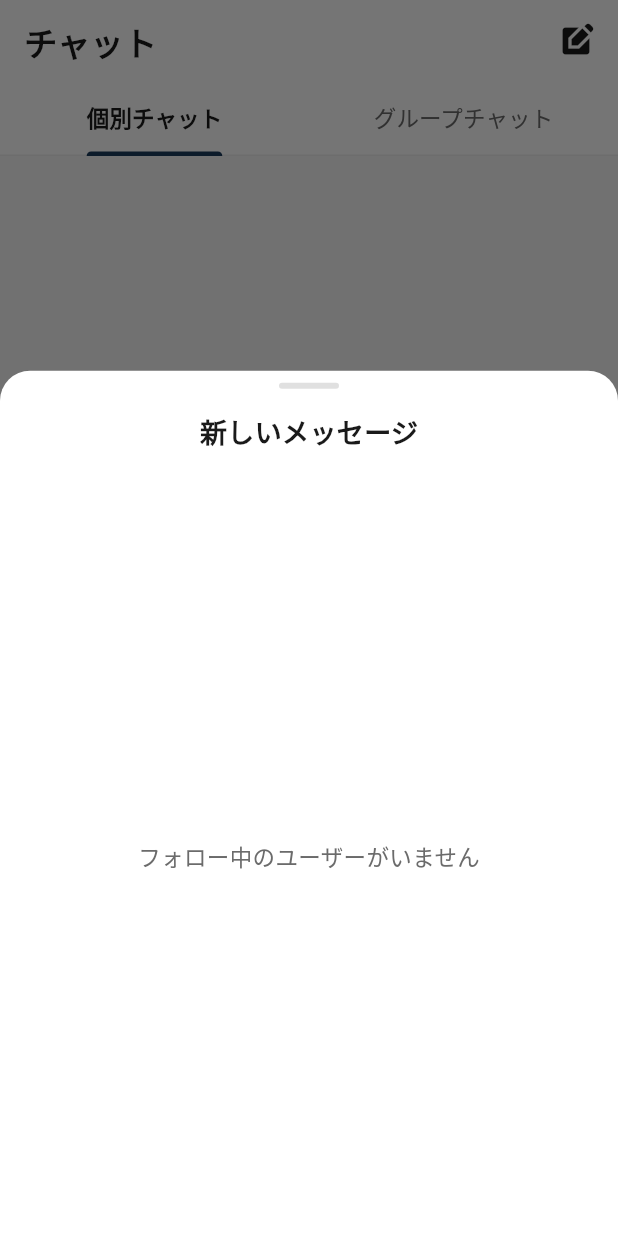
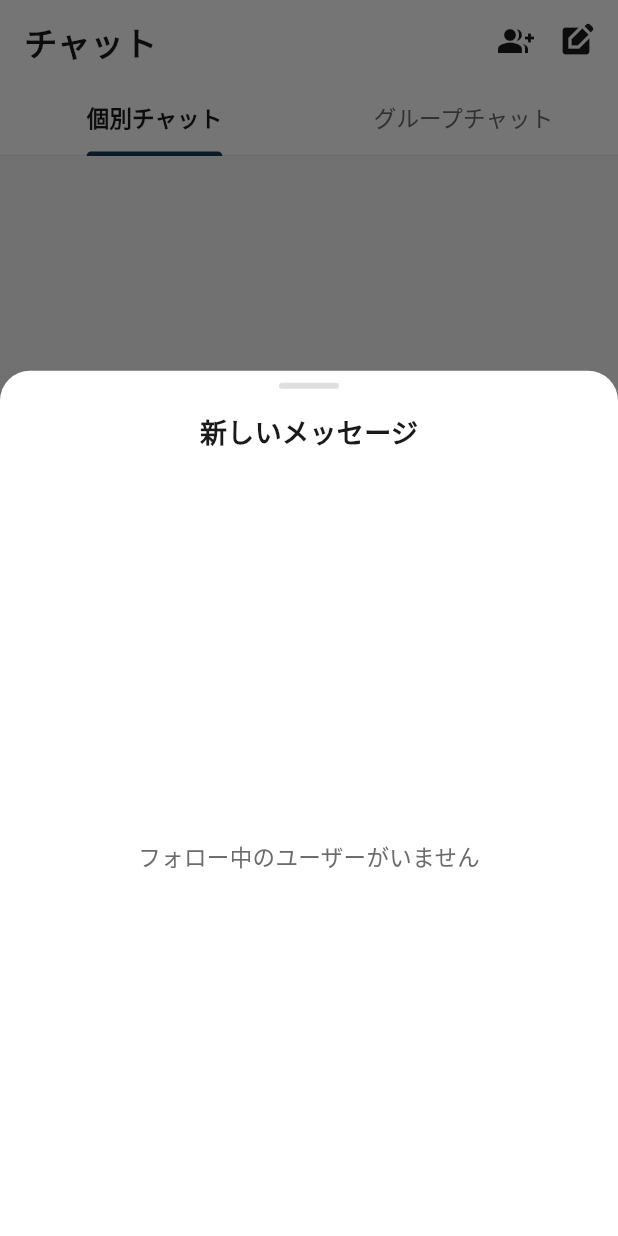
Before and after one commit to sofvo-dev/sofvo, a Flutter app: the ChatListScreen screen opened directly, after a tap on the "edit square" icon, on a phone screen of 412 x 824 dp. Run offline on Flutter 3.47's test engine with Material 3 defaults, Android fonts, the phone set to English and light mode, and no system bars; our stand-ins replace cached_network_image, cloud_firestore, csv, file_picker, firebase_auth, firebase_core and 8 more; missing offline and left inert: dart:js_interop, mobile_scanner; accounts and stored records are empty; network calls fail.

Commit message:
チャット画面ヘッダーにグループ作成ボタンを追加
どのタブにいてもすぐグループを作成できるように、上部ヘッダーに
group_addアイコンを配置した。

https://claude.ai/code/session_01NdXNSNEhWCRPmtaSJSELhX

```diff
--- a/lib/screens/chat/chat_list_screen.dart
+++ b/lib/screens/chat/chat_list_screen.dart
@@ -218,6 +218,12 @@ class _ChatListScreenState extends State<ChatListScreen>
                   const Text('チャット',
                       style: TextStyle(fontSize: 22, fontWeight: FontWeight.bold, color: AppTheme.textPrimary)),
                   const Spacer(),
+                  GestureDetector(
+                    onTap: () => Navigator.push(context,
+                        MaterialPageRoute(builder: (_) => const CreateGroupChatScreen())),
+                    child: const Icon(Icons.group_add, size: 24, color: AppTheme.textPrimary),
+                  ),
+                  const SizedBox(width: 16),
                   GestureDetector(
                     onTap: _showNewDmSheet,
                     child: const Icon(Icons.edit_square, size: 24, color: AppTheme.textPrimary),
```
